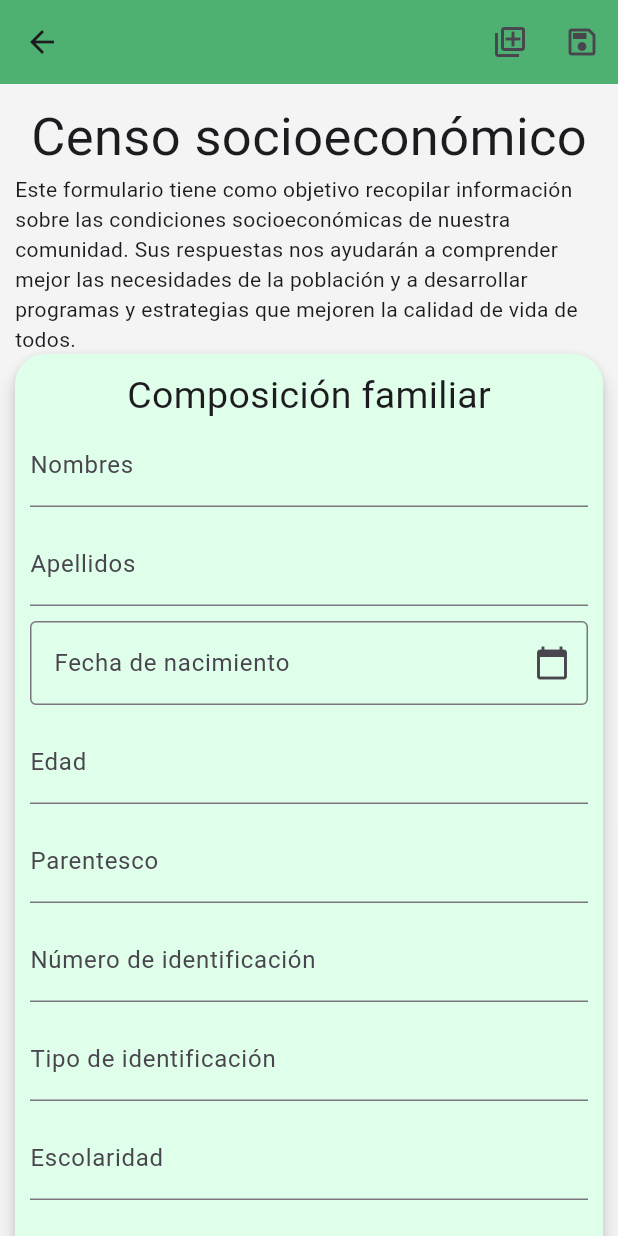
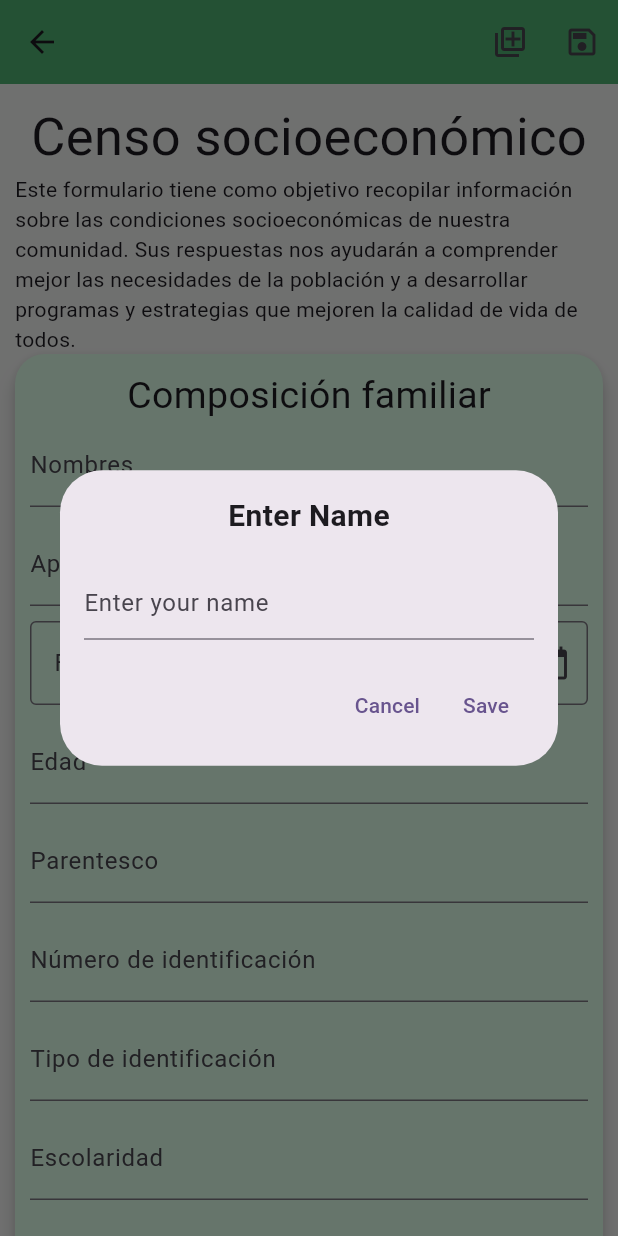
Before and after one commit to JuanFernandoMartinez/census-support-tool-app, a Flutter app: the screen it shows after launch, after a tap on the "save" icon, on a phone screen of 412 x 824 dp. Run offline on Flutter 3.47's test engine with Material 3 defaults, Android fonts, the phone set to English and light mode, and no system bars; our stand-ins replace flutter_datetime_picker_plus; Roboto replaces fonts that are missing (Inria Sans, Inria_sans).

Commit message:
feat: save register dialog added

```diff
--- a/lib/src/screens/form_aplication/form_aplication.dart
+++ b/lib/src/screens/form_aplication/form_aplication.dart
@@ -50,7 +50,7 @@ class _FormAplicationState extends State<FormAplicationScreen> {
             ),
             IconButton(
               icon: const Icon(Icons.save_outlined),
-              onPressed: () => print('Settings button pressed!'),
+              onPressed: _showSaveRegisterDialog,
             ),
           ],
         ),
@@ -91,4 +91,55 @@ class _FormAplicationState extends State<FormAplicationScreen> {
           ),
         ));
   }
+
+  void _showSaveRegisterDialog() {
+    String name = '';
+
+    showDialog(
+      context: context,
+      builder: (BuildContext context) {
+        return Dialog(
+          child: Padding(
+            padding: const EdgeInsets.all(16.0),
+            child: Column(
+              mainAxisSize: MainAxisSize.min,
+              children: [
+                Text(
+                  'Enter Name',
+                  style: TextStyle(fontSize: 20, fontWeight: FontWeight.bold),
+                ),
+                SizedBox(height: 20),
+                TextField(
+                  onChanged: (value) {
+                    name = value;
+                  },
+                  decoration: InputDecoration(hintText: 'Enter your name'),
+                ),
+                SizedBox(height: 20),
+                Row(
+                  mainAxisAlignment: MainAxisAlignment.end,
+                  children: [
+                    TextButton(
+                      onPressed: () {
+                        Navigator.pop(context);
+                      },
+                      child: Text('Cancel'),
+                    ),
+                    TextButton(
+                      onPressed: () {
+                        // You can do something with the entered name here
+                        print('Entered name: $name');
+                        Navigator.pop(context);
+                      },
+                      child: Text('Save'),
+                    ),
+                  ],
+                ),
+              ],
+            ),
+          ),
+        );
+      },
+    );
+  }
 }
--- a/lib/src/screens/form_aplication/form_sheet.dart
+++ b/lib/src/screens/form_aplication/form_sheet.dart
@@ -1,8 +1,4 @@
-import 'package:census_support_tool_app/src/screens/form_aplication/components/date_form_field.dart';
-import 'package:census_support_tool_app/src/screens/form_aplication/components/text_form_field.dart';
-import 'package:flutter/cupertino.dart';
 import 'package:flutter/material.dart';
-import 'package:flutter/widgets.dart';
 
 class FormSheet extends StatelessWidget {
   final String category;
```
Also changed, not shown: lib/src/screens/form_aplication/components/saving_dialog.dart (added).
